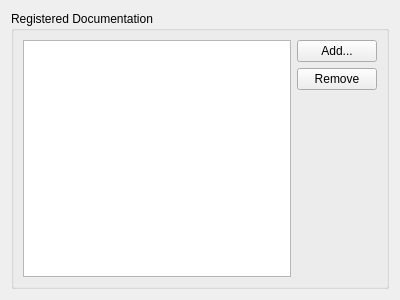
qt-creator/qt-creator, file src/plugins/help/docsettingspage.ui: the form before one commit.
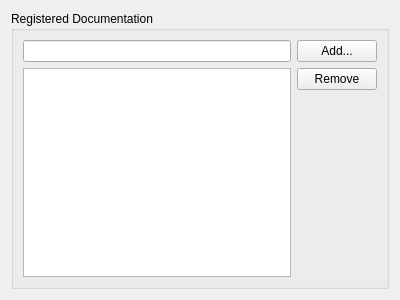
The form after the commit. Custom widgets are drawn as their Qt base class.

Commit message:
DocSettingsPage: Add a filter line edit for the registered documentation.
Change the item view to a QListView and use a model derived from
QAbstractListModel keeping a QVector of entries. Use a QSortFilterProxyModel
for filtering.

This makes cleaning old documentation easier.

```diff
--- a/src/plugins/help/docsettingspage.ui
+++ b/src/plugins/help/docsettingspage.ui
@@ -21,17 +21,21 @@
      </property>
      <layout class="QHBoxLayout" name="horizontalLayout">
       <item>
-       <widget class="QListWidget" name="docsListWidget">
+       <layout class="QVBoxLayout" name="verticalLayout_2">
+        <item>
+         <widget class="Utils::FancyLineEdit" name="filterLineEdit"/>
+        </item>
+        <item>
+         <widget class="QListView" name="docsListView">
         <property name="selectionMode">
          <enum>QAbstractItemView::ExtendedSelection</enum>
         </property>
         <property name="uniformItemSizes">
          <bool>true</bool>
         </property>
-        <property name="sortingEnabled">
-         <bool>true</bool>
-        </property>
-       </widget>
+         </widget>
+        </item>
+       </layout>
       </item>
       <item>
        <layout class="QVBoxLayout" name="_4">
@@ -69,6 +73,13 @@
    </item>
   </layout>
  </widget>
+ <customwidgets>
+  <customwidget>
+   <class>Utils::FancyLineEdit</class>
+   <extends>QLineEdit</extends>
+   <header location="global">utils/fancylineedit.h</header>
+  </customwidget>
+ </customwidgets>
  <resources/>
  <connections/>
 </ui>
```
Lines whose indentation alone changed are shown as unchanged. The commit also changes 2 other files.
